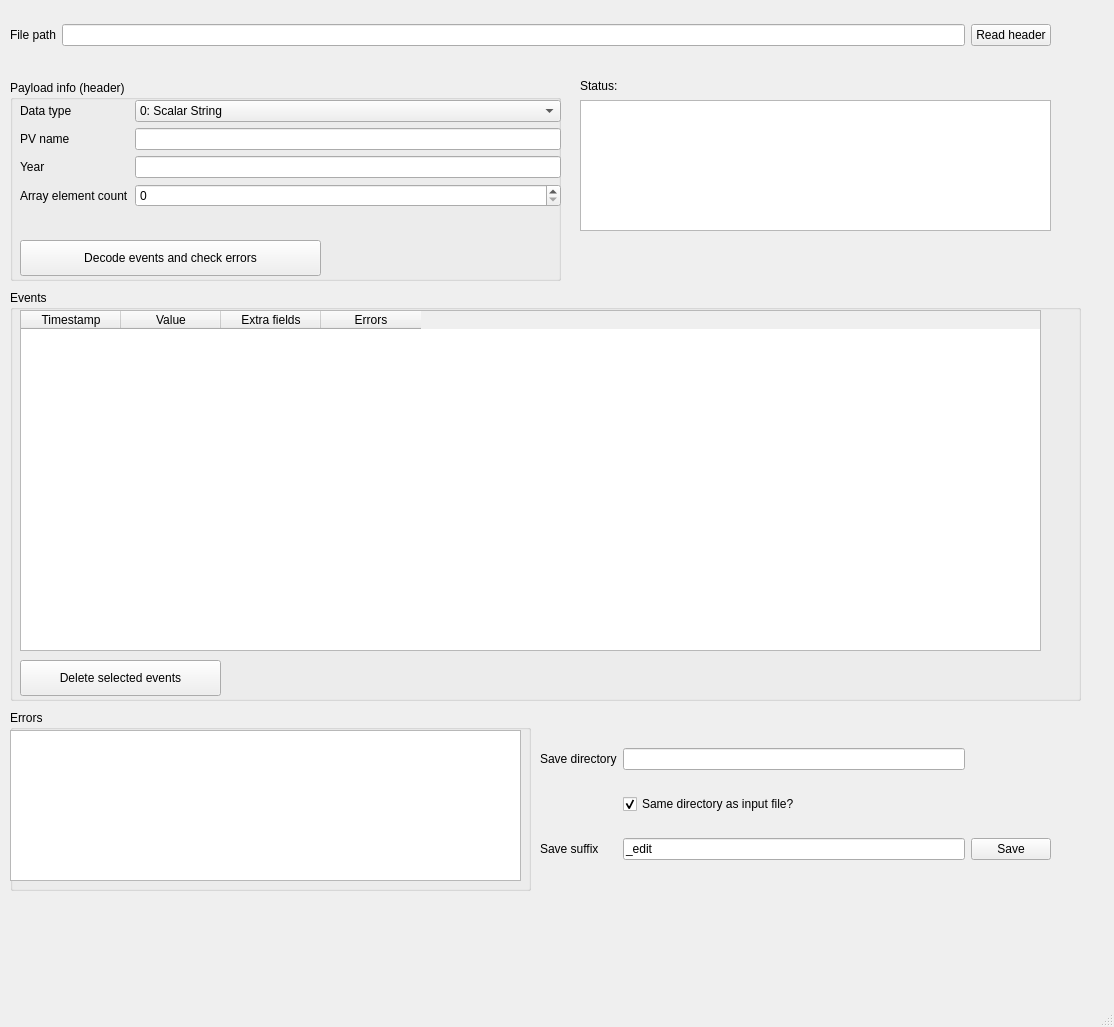
Qt form aa/ui/pb_file_inspector.ui (DiamondLightSource/aapy) before a commit.
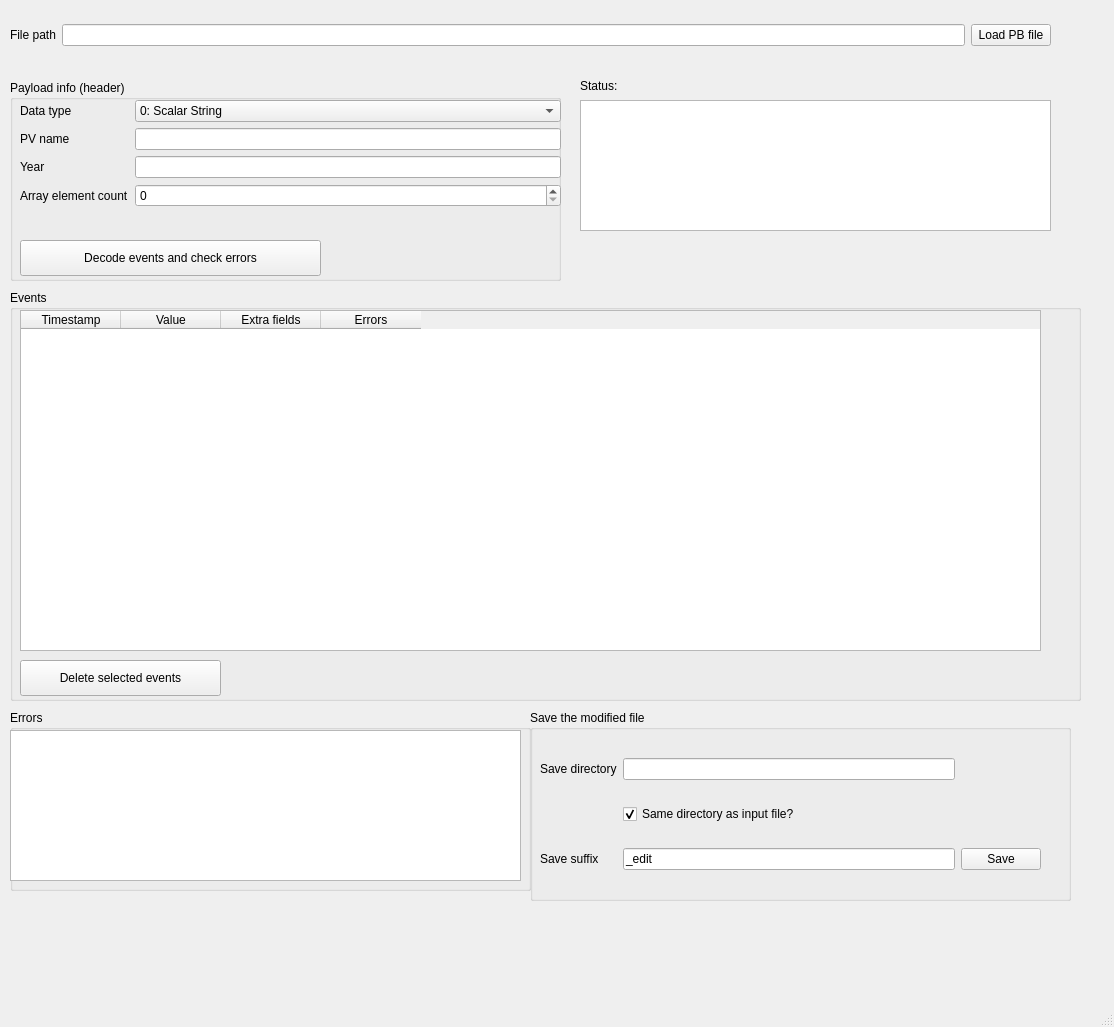
The same form after that commit. Icons and pictures are not drawn.

Commit message: Try to decode events when you press "open file" to save on clicks

What changed in the file:
```diff
--- a/aa/ui/pb_file_inspector.ui
+++ b/aa/ui/pb_file_inspector.ui
@@ -51,7 +51,7 @@
      <item row="0" column="2">
       <widget class="QPushButton" name="read_file_button">
        <property name="text">
-        <string>Read header</string>
+        <string>Load PB file</string>
        </property>
        <property name="icon">
         <iconset theme="document-open"/>
@@ -78,7 +78,7 @@
        <x>10</x>
        <y>20</y>
        <width>541</width>
-       <height>131</height>
+       <height>164</height>
       </rect>
      </property>
      <layout class="QFormLayout" name="formLayout">
@@ -289,66 +289,6 @@
      </property>
     </widget>
    </widget>
-   <widget class="QWidget" name="gridLayoutWidget_2">
-    <property name="geometry">
-     <rect>
-      <x>540</x>
-      <y>730</y>
-      <width>511</width>
-      <height>151</height>
-     </rect>
-    </property>
-    <layout class="QGridLayout" name="gridLayout_2">
-     <item row="2" column="1">
-      <widget class="QLineEdit" name="save_suffix">
-       <property name="text">
-        <string>_edit</string>
-       </property>
-      </widget>
-     </item>
-     <item row="2" column="2">
-      <widget class="QPushButton" name="save_button">
-       <property name="text">
-        <string>Save</string>
-       </property>
-       <property name="icon">
-        <iconset theme="document-save"/>
-       </property>
-      </widget>
-     </item>
-     <item row="2" column="0">
-      <widget class="QLabel" name="label_8">
-       <property name="text">
-        <string>Save suffix</string>
-       </property>
-      </widget>
-     </item>
-     <item row="0" column="0">
-      <widget class="QLabel" name="label_10">
-       <property name="text">
-        <string>Save directory</string>
-       </property>
-      </widget>
-     </item>
-     <item row="0" column="1">
-      <widget class="QLineEdit" name="save_dir">
-       <property name="text">
-        <string/>
-       </property>
-      </widget>
-     </item>
-     <item row="1" column="1">
-      <widget class="QCheckBox" name="same_dir_as_input">
-       <property name="text">
-        <string>Same directory as input file?</string>
-       </property>
-       <property name="checked">
-        <bool>true</bool>
-       </property>
-      </widget>
-     </item>
-    </layout>
-   </widget>
    <widget class="QLabel" name="label_9">
     <property name="geometry">
      <rect>
@@ -404,6 +344,80 @@
      </property>
     </widget>
    </widget>
+   <widget class="QGroupBox" name="groupBox_4">
+    <property name="geometry">
+     <rect>
+      <x>530</x>
+      <y>710</y>
+      <width>541</width>
+      <height>191</height>
+     </rect>
+    </property>
+    <property name="title">
+     <string>Save the modified file</string>
+    </property>
+    <widget class="QWidget" name="gridLayoutWidget_2">
+     <property name="geometry">
+      <rect>
+       <x>10</x>
+       <y>30</y>
+       <width>501</width>
+       <height>151</height>
+      </rect>
+     </property>
+     <layout class="QGridLayout" name="gridLayout_2">
+      <item row="2" column="1">
+       <widget class="QLineEdit" name="save_suffix">
+        <property name="text">
+         <string>_edit</string>
+        </property>
+       </widget>
+      </item>
+      <item row="2" column="2">
+       <widget class="QPushButton" name="save_button">
+        <property name="text">
+         <string>Save</string>
+        </property>
+        <property name="icon">
+         <iconset theme="document-save">
+          <normaloff>.</normaloff>.</iconset>
+        </property>
+       </widget>
+      </item>
+      <item row="2" column="0">
+       <widget class="QLabel" name="label_8">
+        <property name="text">
+         <string>Save suffix</string>
+        </property>
+       </widget>
+      </item>
+      <item row="0" column="0">
+       <widget class="QLabel" name="label_10">
+        <property name="text">
+         <string>Save directory</string>
+        </property>
+       </widget>
+      </item>
+      <item row="0" column="1">
+       <widget class="QLineEdit" name="save_dir">
+        <property name="text">
+         <string/>
+        </property>
+       </widget>
+      </item>
+      <item row="1" column="1">
+       <widget class="QCheckBox" name="same_dir_as_input">
+        <property name="text">
+         <string>Same directory as input file?</string>
+        </property>
+        <property name="checked">
+         <bool>true</bool>
+        </property>
+       </widget>
+      </item>
+     </layout>
+    </widget>
+   </widget>
   </widget>
   <widget class="QMenuBar" name="menubar">
    <property name="geometry">
```
Left out of the diff: 9 changed lines with no effect on the pictures. The commit also changes 1 other file.
